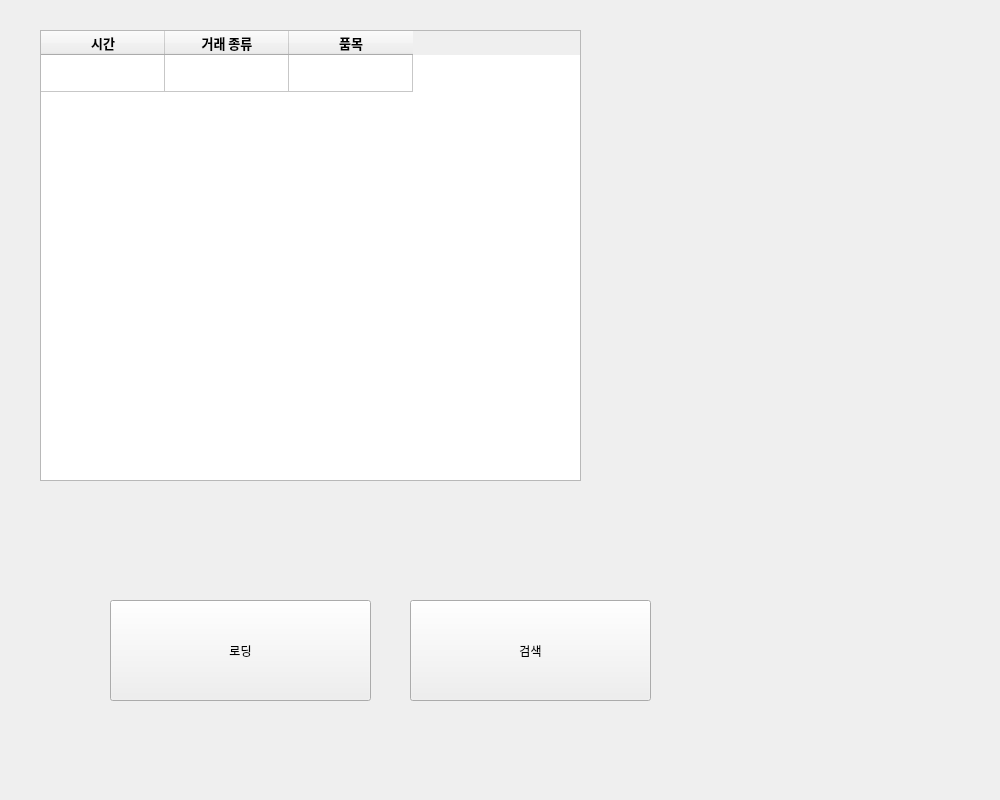
First picture: the form in 재고관리/storage.ui, repository go4521304/storage, before the edit.
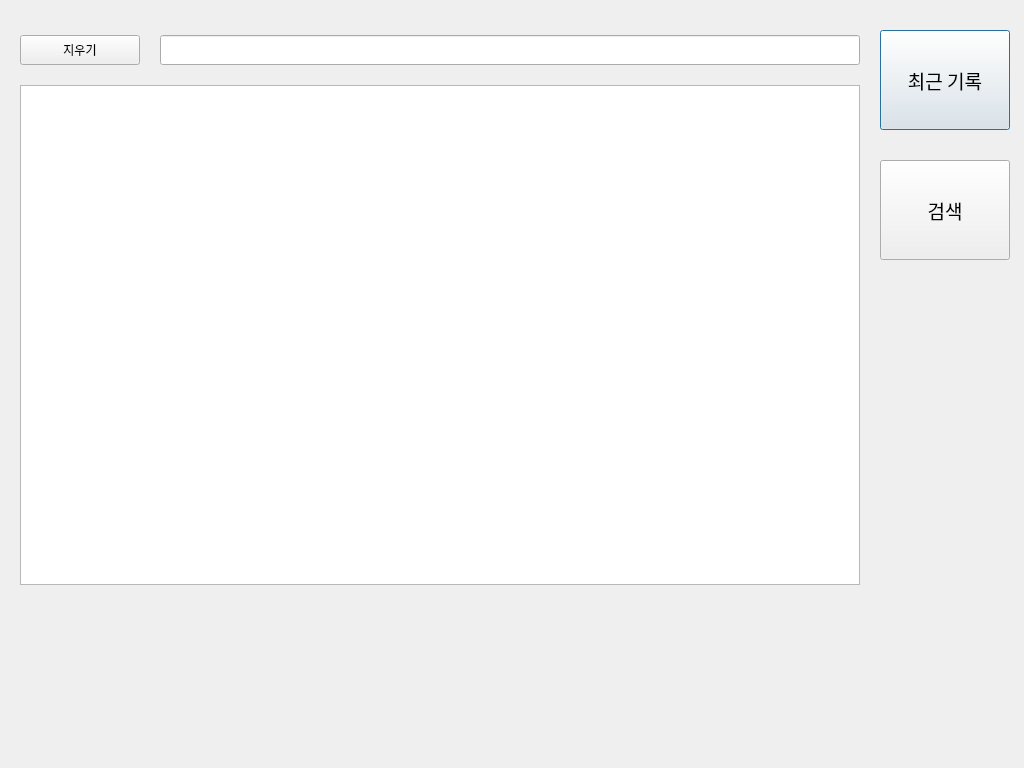
Second picture: the form after the edit. The open tabs and pages were chosen to show the change.

What changed in the file:
```diff
--- a/재고관리/storage.ui
+++ b/재고관리/storage.ui
@@ -6,25 +6,46 @@
    <rect>
     <x>0</x>
     <y>0</y>
-    <width>1000</width>
-    <height>800</height>
+    <width>1024</width>
+    <height>768</height>
    </rect>
   </property>
-  <property name="baseSize">
-   <size>
-    <width>1000</width>
-    <height>800</height>
-   </size>
+  <property name="font">
+   <font>
+    <family>나눔고딕</family>
+   </font>
   </property>
   <property name="windowTitle">
    <string>재고 관리</string>
   </property>
+  <widget class="QStackedWidget" name="stkPage">
+   <property name="geometry">
+    <rect>
+     <x>0</x>
+     <y>5</y>
+     <width>1024</width>
+     <height>768</height>
+    </rect>
+   </property>
+   <property name="layoutDirection">
+    <enum>Qt::LeftToRight</enum>
+   </property>
+   <property name="frameShape">
+    <enum>QFrame::NoFrame</enum>
+   </property>
+   <property name="frameShadow">
+    <enum>QFrame::Plain</enum>
+   </property>
+   <property name="currentIndex">
+    <number>0</number>
+   </property>
+   <widget class="QWidget" name="mainPage">
   <widget class="QTableWidget" name="QTable_time">
    <property name="geometry">
     <rect>
-     <x>40</x>
+       <x>20</x>
      <y>30</y>
-     <width>541</width>
+       <width>840</width>
      <height>451</height>
     </rect>
    </property>
@@ -142,8 +163,8 @@
   <widget class="QPushButton" name="QBtn_road">
    <property name="geometry">
     <rect>
-     <x>110</x>
-     <y>600</y>
+       <x>60</x>
+       <y>550</y>
      <width>261</width>
      <height>101</height>
     </rect>
@@ -155,24 +176,123 @@
     <bool>false</bool>
    </property>
   </widget>
-  <widget class="QPushButton" name="QBtn_search">
+   </widget>
+   <widget class="QWidget" name="searchPage">
+    <property name="font">
+     <font>
+      <family>나눔고딕</family>
+     </font>
+    </property>
+    <widget class="QListWidget" name="QList_search">
    <property name="geometry">
     <rect>
-     <x>410</x>
-     <y>600</y>
-     <width>241</width>
-     <height>101</height>
-    </rect>
+       <x>20</x>
+       <y>80</y>
+       <width>840</width>
+       <height>500</height>
+      </rect>
+     </property>
+     <property name="font">
+      <font>
+       <family>나눔고딕</family>
+       <pointsize>18</pointsize>
+      </font>
+     </property>
+     <property name="editTriggers">
+      <set>QAbstractItemView::DoubleClicked</set>
+     </property>
+     <property name="dragEnabled">
+      <bool>false</bool>
+     </property>
+     <property name="dragDropOverwriteMode">
+      <bool>false</bool>
+     </property>
+     <property name="alternatingRowColors">
+      <bool>false</bool>
+     </property>
+    </widget>
+    <widget class="QLineEdit" name="QLine_search">
+     <property name="geometry">
+      <rect>
+       <x>160</x>
+       <y>30</y>
+       <width>700</width>
+       <height>30</height>
+      </rect>
+     </property>
+     <property name="font">
+      <font>
+       <family>나눔고딕</family>
+       <weight>75</weight>
+       <bold>true</bold>
+      </font>
+     </property>
+     <property name="text">
+      <string/>
+     </property>
+    </widget>
+    <widget class="QPushButton" name="QBtn_searchCls">
+     <property name="geometry">
+      <rect>
+       <x>20</x>
+       <y>30</y>
+       <width>120</width>
+       <height>30</height>
+      </rect>
+     </property>
+     <property name="font">
+      <font>
+       <family>나눔고딕</family>
+      </font>
+     </property>
+     <property name="text">
+      <string>지우기</string>
+     </property>
+     <property name="autoDefault">
+      <bool>false</bool>
+     </property>
+    </widget>
+   </widget>
+  </widget>
+  <widget class="QPushButton" name="toMain">
+   <property name="geometry">
+    <rect>
+     <x>880</x>
+     <y>30</y>
+     <width>130</width>
+     <height>100</height>
+    </rect>
+   </property>
+   <property name="font">
+    <font>
+     <family>나눔고딕</family>
+     <pointsize>14</pointsize>
+    </font>
+   </property>
+   <property name="text">
+    <string>최근 기록</string>
+   </property>
+  </widget>
+  <widget class="QPushButton" name="toSearch">
+   <property name="geometry">
+    <rect>
+     <x>880</x>
+     <y>160</y>
+     <width>130</width>
+     <height>100</height>
+    </rect>
+   </property>
+   <property name="font">
+    <font>
+     <family>나눔고딕</family>
+     <pointsize>14</pointsize>
+     <weight>50</weight>
+     <bold>false</bold>
+    </font>
    </property>
    <property name="text">
     <string>검색</string>
    </property>
-   <property name="autoDefault">
-    <bool>false</bool>
-   </property>
-   <property name="default">
-    <bool>false</bool>
-   </property>
   </widget>
  </widget>
  <resources/>
```
Left out of the diff: 15 changed lines with no effect on the pictures. Lines whose indentation alone changed are shown as unchanged.
